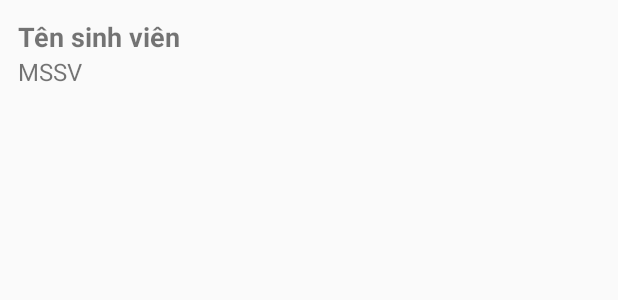
After one commit to tmtuan04/student-mng-kotlin-v2, an Android app built with Jetpack Compose: the layout item_sinhvien.xml on its own in the app's theme, with its tools: preview values and no code run, on a phone screen of 412 x 824 dp. The commit adds this screen. Shown: the top 300 px of the screen. Run offline under Robolectric (Android 15) with nearby library versions, the phone set to English and light mode, and no system bars.

Commit message:
Update Project

```diff
--- /dev/null
+++ b/app/src/main/java/com/example/studentmanager/SinhVien.kt
@@ -0,0 +1,3 @@
+package com.example.studentmanager
+
+data class SinhVien(val ten: String, val mssv: String)
--- /dev/null
+++ b/app/src/main/res/layout/item_sinhvien.xml
@@ -0,0 +1,22 @@
+<?xml version="1.0" encoding="utf-8"?>
+<LinearLayout xmlns:android="http://schemas.android.com/apk/res/android"
+    android:layout_width="match_parent"
+    android:layout_height="wrap_content"
+    android:orientation="vertical"
+    android:padding="12dp">
+
+    <TextView
+        android:id="@+id/tvTen"
+        android:layout_width="wrap_content"
+        android:layout_height="wrap_content"
+        android:text="Tên sinh viên"
+        android:textSize="18sp"
+        android:textStyle="bold" />
+
+    <TextView
+        android:id="@+id/tvMSSV"
+        android:layout_width="wrap_content"
+        android:layout_height="wrap_content"
+        android:text="MSSV"
+        android:textSize="16sp" />
+</LinearLayout>
--- a/app/src/main/res/values/themes.xml
+++ b/app/src/main/res/values/themes.xml
@@ -1,5 +1,7 @@
-<?xml version="1.0" encoding="utf-8"?>
-<resources>
-
-    <style name="Theme.StudentManager" parent="android:Theme.Material.Light.NoActionBar" />
+<!-- themes.xml -->
+<resources xmlns:tools="http://schemas.android.com/tools">
+    <style name="Theme.StudentManager" parent="Theme.AppCompat.Light.DarkActionBar">
+        <!-- Customize your theme here -->
+        <item name="colorPrimary">@color/purple_500</item>
+    </style>
 </resources>
```
Also changed, not shown: app/src/main/java/com/example/studentmanager/MainActivity.kt (+26 -50 lines), app/src/main/java/com/example/studentmanager/StudentAdapter.kt (+11 -18 lines), app/src/main/res/layout/activity_main.xml (+8 -7 lines), app/src/main/res/layout/dialog_add_student.xml (+9 -12 lines).
